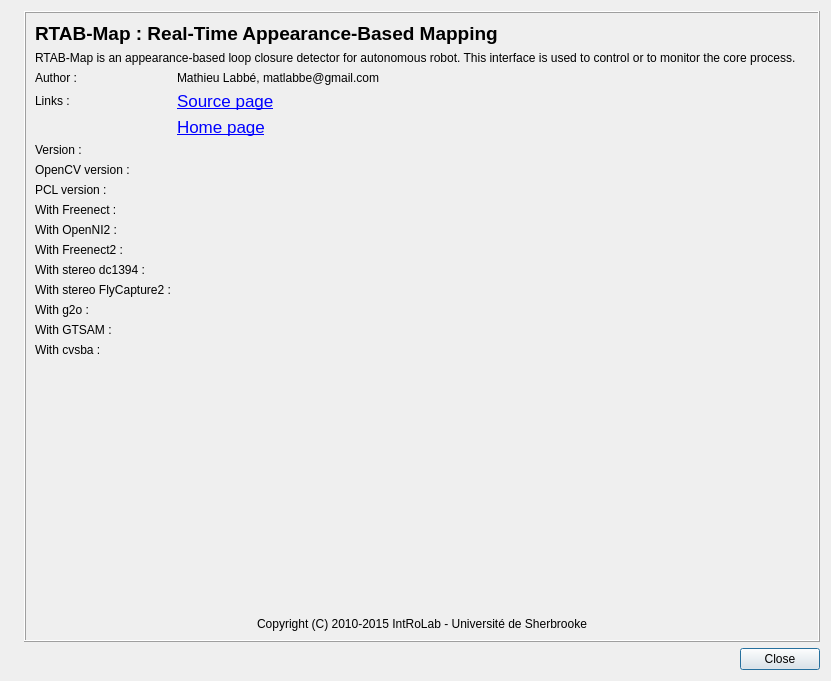
Old version of the form guilib/src/ui/aboutDialog.ui in the repository ros2-gbp/rtabmap-release.
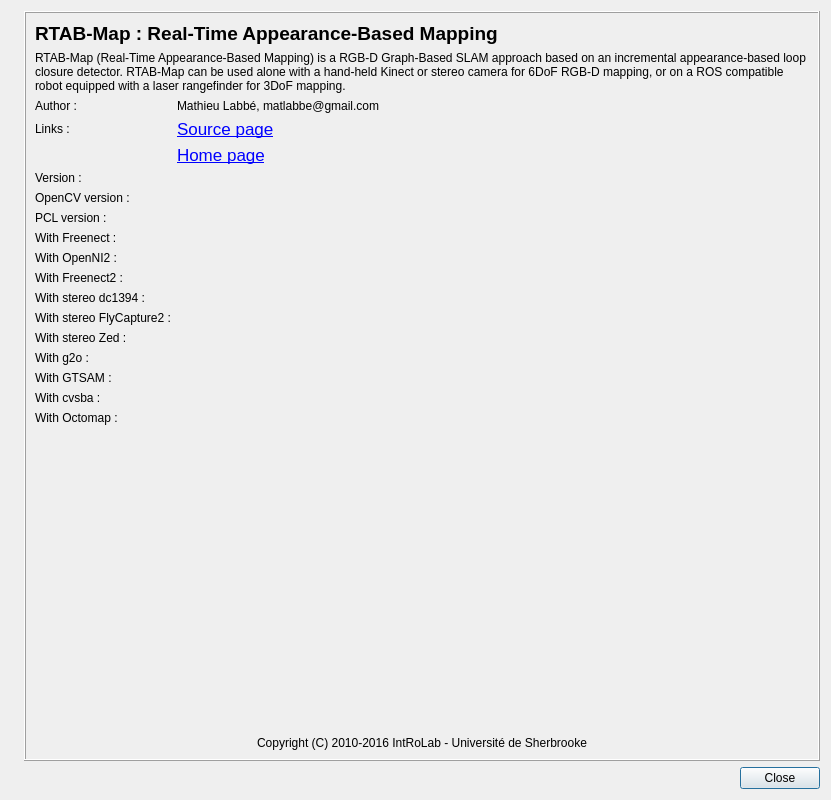
New version of the form. Icons and pictures are not drawn.

Patch:
```diff
--- a/guilib/src/ui/aboutDialog.ui
+++ b/guilib/src/ui/aboutDialog.ui
@@ -7,7 +7,7 @@
     <x>0</x>
     <y>0</y>
     <width>831</width>
-    <height>681</height>
+    <height>800</height>
    </rect>
   </property>
   <property name="sizePolicy">
@@ -70,7 +70,7 @@
         <item>
          <widget class="QLabel" name="label_9">
           <property name="text">
-           <string>RTAB-Map is an appearance-based loop closure detector for autonomous robot. This interface is used to control or to monitor the core process. </string>
+           <string>RTAB-Map (Real-Time Appearance-Based Mapping) is a RGB-D Graph-Based SLAM approach based on an incremental appearance-based loop closure detector. RTAB-Map can be used alone with a hand-held Kinect or stereo camera for 6DoF RGB-D mapping, or on a ROS compatible robot equipped with a laser rangefinder for 3DoF mapping.</string>
           </property>
           <property name="alignment">
            <set>Qt::AlignLeading|Qt::AlignLeft|Qt::AlignVCenter</set>
@@ -202,17 +202,7 @@
             </property>
            </widget>
           </item>
-          <item row="8" column="1">
-           <widget class="QLabel" name="label_opencv_version">
-            <property name="text">
-             <string/>
-            </property>
-            <property name="alignment">
-             <set>Qt::AlignLeading|Qt::AlignLeft|Qt::AlignVCenter</set>
-            </property>
-           </widget>
-          </item>
-          <item row="15" column="0">
+          <item row="16" column="0">
            <widget class="QLabel" name="label_14">
             <property name="text">
              <string>With g2o :</string>
@@ -239,7 +229,7 @@
             </property>
            </widget>
           </item>
-          <item row="15" column="1">
+          <item row="16" column="1">
            <widget class="QLabel" name="label_g2o">
             <property name="text">
              <string/>
@@ -293,14 +283,14 @@
             </property>
            </widget>
           </item>
-          <item row="17" column="0">
+          <item row="18" column="0">
            <widget class="QLabel" name="label_18">
             <property name="text">
              <string>With cvsba :</string>
             </property>
            </widget>
           </item>
-          <item row="17" column="1">
+          <item row="18" column="1">
            <widget class="QLabel" name="label_cvsba">
             <property name="text">
              <string/>
@@ -310,14 +300,14 @@
             </property>
            </widget>
           </item>
-          <item row="16" column="0">
+          <item row="17" column="0">
            <widget class="QLabel" name="label_19">
             <property name="text">
              <string>With GTSAM :</string>
             </property>
            </widget>
           </item>
-          <item row="16" column="1">
+          <item row="17" column="1">
            <widget class="QLabel" name="label_gtsam">
             <property name="text">
              <string/>
@@ -327,6 +317,40 @@
             </property>
            </widget>
           </item>
+          <item row="19" column="0">
+           <widget class="QLabel" name="label_20">
+            <property name="text">
+             <string>With Octomap :</string>
+            </property>
+           </widget>
+          </item>
+          <item row="19" column="1">
+           <widget class="QLabel" name="label_octomap">
+            <property name="text">
+             <string/>
+            </property>
+            <property name="alignment">
+             <set>Qt::AlignLeading|Qt::AlignLeft|Qt::AlignVCenter</set>
+            </property>
+           </widget>
+          </item>
+          <item row="15" column="0">
+           <widget class="QLabel" name="label_21">
+            <property name="text">
+             <string>With stereo Zed :</string>
+            </property>
+           </widget>
+          </item>
+          <item row="15" column="1">
+           <widget class="QLabel" name="label_zed">
+            <property name="text">
+             <string/>
+            </property>
+            <property name="alignment">
+             <set>Qt::AlignLeading|Qt::AlignLeft|Qt::AlignVCenter</set>
+            </property>
+           </widget>
+          </item>
          </layout>
         </item>
         <item>
@@ -358,7 +382,7 @@
         <item>
          <widget class="QLabel" name="label_5">
           <property name="text">
-           <string>Copyright (C) 2010-2015 IntRoLab - Université de Sherbrooke</string>
+           <string>Copyright (C) 2010-2016 IntRoLab - Université de Sherbrooke</string>
           </property>
           <property name="alignment">
            <set>Qt::AlignCenter</set>
```
Left out of the diff: 10 changed lines with no effect on the pictures.
